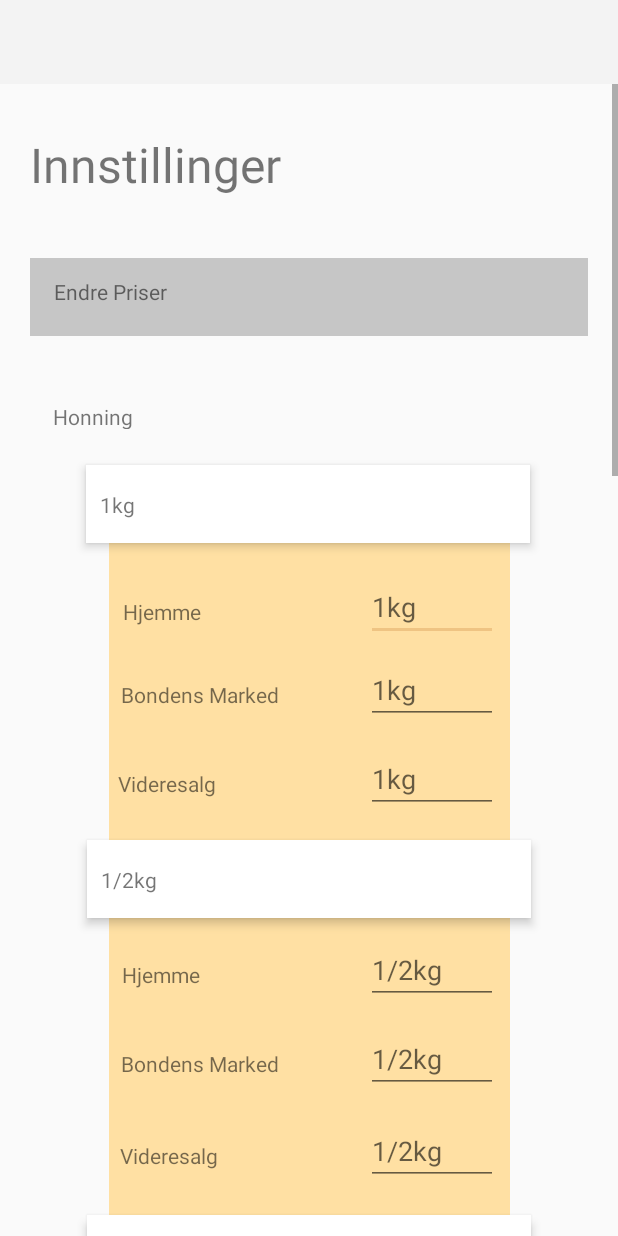
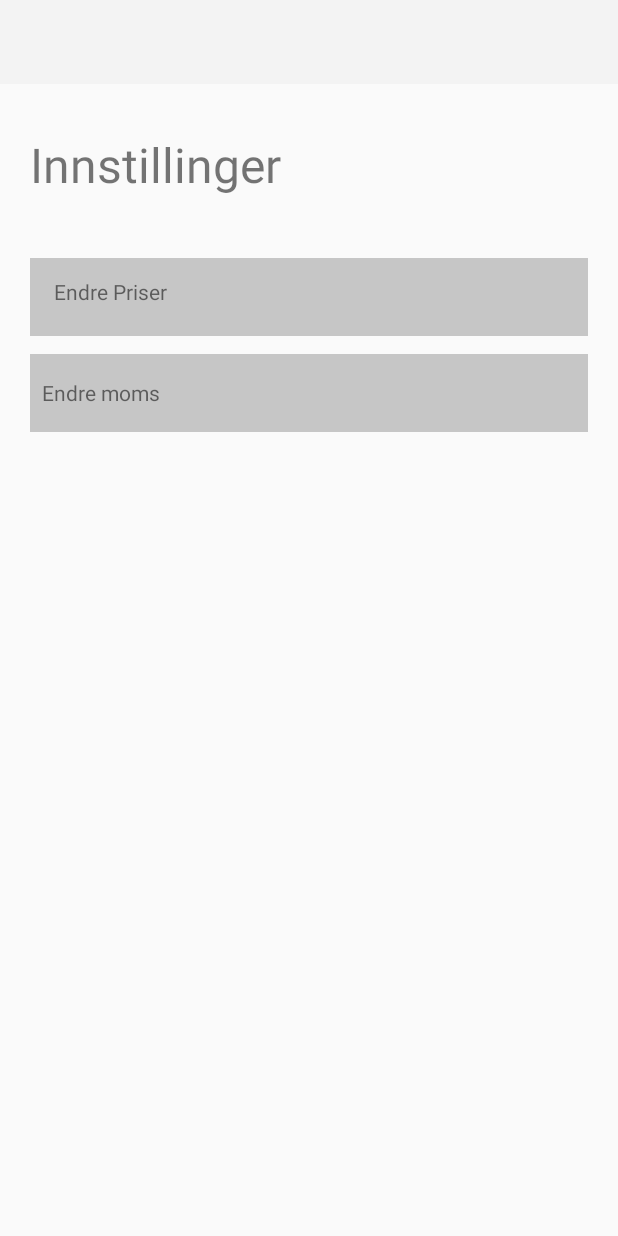
Before and after one commit to JuliaSofieTeppen/Bachelor, an Android app: the layout fragment_innstillinger.xml on its own in the app's theme, with its tools: preview values and no code run, on a phone screen of 412 x 824 dp. Run offline under Robolectric (Android 15) with nearby library versions, the phone set to English and light mode, and no system bars.

Commit message:
småfeil

```diff
--- a/app/src/main/res/layout/fragment_innstillinger.xml
+++ b/app/src/main/res/layout/fragment_innstillinger.xml
@@ -110,7 +110,7 @@ tools:context=".SettingFragment">
                 android:layout_width="match_parent"
                 android:layout_height="wrap_content"
                 android:layout_marginTop="8dp"
-                android:visibility="visible"
+                android:visibility="gone"
                 app:layout_constraintTop_toBottomOf="@+id/endrepris"
                 tools:layout_editor_absoluteX="0dp">
 
@@ -832,23 +832,23 @@ tools:context=".SettingFragment">
 
             <android.support.constraint.ConstraintLayout
                 android:id="@+id/bigextend2"
-                android:layout_width="wrap_content"
+                android:layout_width="0dp"
                 android:layout_height="187dp"
-                android:layout_marginStart="8dp"
+                android:layout_marginStart="20dp"
                 android:layout_marginTop="8dp"
-                android:layout_marginEnd="8dp"
-                android:visibility="visible"
+                android:layout_marginEnd="20dp"
+                android:visibility="gone"
                 app:layout_constraintEnd_toEndOf="parent"
                 app:layout_constraintStart_toStartOf="parent"
                 app:layout_constraintTop_toBottomOf="@+id/endremoms">
 
                 <android.support.constraint.ConstraintLayout
                     android:id="@+id/constraintLayout10"
-                    android:layout_width="338dp"
+                    android:layout_width="0dp"
                     android:layout_height="51dp"
-                    android:layout_marginStart="8dp"
+                    android:layout_marginStart="10dp"
                     android:layout_marginTop="12dp"
-                    android:layout_marginEnd="8dp"
+                    android:layout_marginEnd="10dp"
                     android:background="@android:color/white"
                     app:layout_constraintEnd_toEndOf="parent"
                     app:layout_constraintHorizontal_bias="0.0"
@@ -882,11 +882,11 @@ tools:context=".SettingFragment">
 
                 <android.support.constraint.ConstraintLayout
                     android:id="@+id/constraintLayout9"
-                    android:layout_width="338dp"
+                    android:layout_width="0dp"
                     android:layout_height="51dp"
-                    android:layout_marginStart="8dp"
+                    android:layout_marginStart="10dp"
                     android:layout_marginTop="12dp"
-                    android:layout_marginEnd="8dp"
+                    android:layout_marginEnd="10dp"
                     android:background="@android:color/white"
                     app:layout_constraintEnd_toEndOf="parent"
                     app:layout_constraintHorizontal_bias="0.0"
```
Also changed, not shown: app/src/main/java/com/julia/bachelor/HovedsideFragment.java (+36 -3 lines), app/src/main/java/com/julia/bachelor/MainActivity.java (+15 -5 lines), app/src/main/res/layout/fragment_hovedside.xml (+12 -5 lines).
